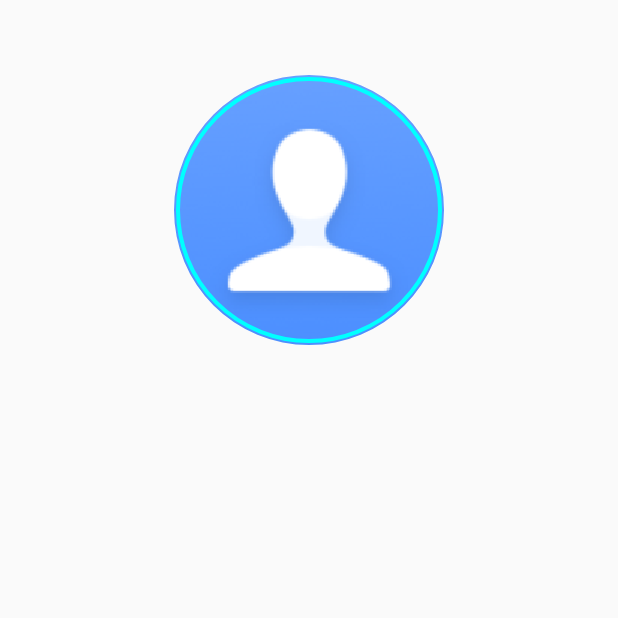
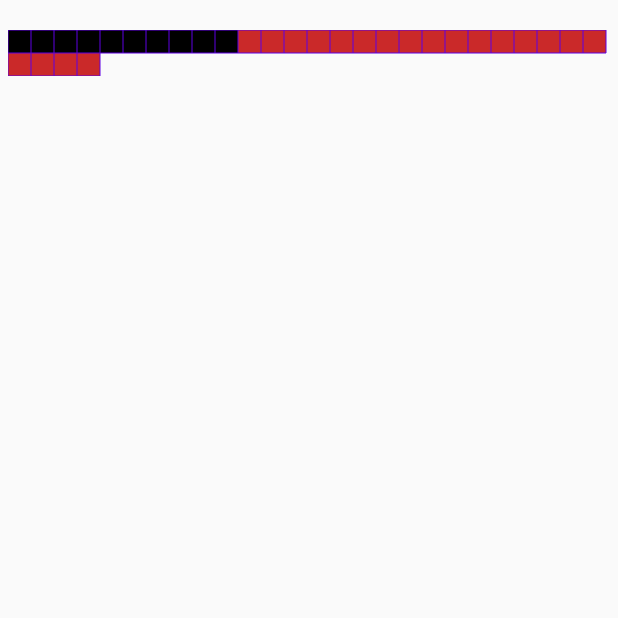
Before and after one commit to android-work/CircleView, an Android app: the screen it shows after launch (MainActivity), on a phone screen of 412 x 824 dp, the top half of it. Run offline under Robolectric (Android 15) with nearby library versions, the phone set to English and light mode, and no system bars; our stand-ins replace CircleImageView.

Commit message:
解决更改格子数无效bug

```diff
--- a/app/src/main/java/com/ancroid/work/circleview/MainActivity.java
+++ b/app/src/main/java/com/ancroid/work/circleview/MainActivity.java
@@ -2,6 +2,7 @@ package com.ancroid.work.circleview;
 
 
 import android.app.Activity;
+import android.graphics.Color;
 import android.os.Bundle;
 
 public class MainActivity extends Activity {
@@ -11,7 +12,10 @@ public class MainActivity extends Activity {
         super.onCreate(savedInstanceState);
         setContentView(R.layout.activity_main);
 
-        CircleImageView circleImageView = findViewById(R.id.circleview);
+        DrawGeZiView circleImageView = findViewById(R.id.gezi);
+        circleImageView.setGeZiBg(getResources().getColor(R.color.aaaa));
+        circleImageView.setGeZiCount(30);
+        circleImageView.setFillCount(10);
 
     }
 }
--- a/app/src/main/res/layout/activity_main.xml
+++ b/app/src/main/res/layout/activity_main.xml
@@ -7,11 +7,13 @@
     android:gravity="center_horizontal"
     tools:context=".MainActivity">
 
-    <com.ancroid.work.circleview.CircleImageView
-        android:layout_marginTop="50dp"
-        android:layout_width="180dp"
-        android:layout_height="180dp"
-        app:resBg="@drawable/ic_default"
-        android:id="@+id/circleview"/>
+    <com.ancroid.work.circleview.DrawGeZiView
+        android:layout_marginTop="20dp"
+        android:layout_marginLeft="5dp"
+        android:layout_marginRight="5dp"
+        android:layout_width="match_parent"
+        android:layout_height="wrap_content"
+        android:id="@+id/gezi"/>
+
 
 </LinearLayout>
--- a/app/src/main/res/values/colors.xml
+++ b/app/src/main/res/values/colors.xml
@@ -1,3 +1,4 @@
 <?xml version="1.0" encoding="utf-8"?>
 <resources>
+    <color name="aaaa">#CA2929</color>
 </resources>
--- a/circleview/src/main/java/com/ancroid/work/circleview/DrawGeZiView.java
+++ b/circleview/src/main/java/com/ancroid/work/circleview/DrawGeZiView.java
@@ -25,6 +25,8 @@ public class DrawGeZiView extends View {
     private Paint bgPaint;
     private int bgColor = Color.YELLOW;
     private int geZiStroke;
+    private int line;
+    private int widthCount;
 
     public DrawGeZiView(Context context) {
         this(context,null,0);
@@ -101,17 +103,21 @@ public class DrawGeZiView extends View {
 
         mWidth = getSize(widthMeasureSpec, defaultSize);
 
-        int widthCount = mWidth / geZiWidth;
+        widthCount = mWidth / geZiWidth;
 
-        Log.e("tag","widthCount:"+widthCount);
+        Log.e("tag","widthCount:"+ widthCount);
 
         //行数
-        int line = geZiCount / widthCount;
+        line = geZiCount / widthCount;
+
+        Log.e("tag","line:"+ line);
         //余格
         remaineGezi = geZiCount % widthCount;
 
+        Log.e("tag","remaineGezi:"+remaineGezi);
+
         //控件高度
-        for (int i = 0 ; i<=line+1 ; i++){
+        for (int i = 0; i<= line +1 ; i++){
             mHeight = i * geZiWidth;
         }
 
@@ -143,34 +149,46 @@ public class DrawGeZiView extends View {
 
         int nextY = 0;
         int nextX = 0;
-        int widthCount = mWidth / geZiWidth;
         int heightCount = mHeight / geZiWidth - 1;
-        remaineGezi = mWidth % geZiWidth;
-
+        Log.e("tag","heightCount:"+heightCount);
         //画背景色
-        canvas.drawRect(0,0,widthCount * geZiWidth,heightCount * geZiWidth,bgPaint);
-        if (remaineGezi !=0 ){
-            canvas.drawRect(0,heightCount * geZiWidth,remaineGezi * geZiWidth,(heightCount + 1) * geZiWidth,bgPaint);
+        if (heightCount > 0) {
+            canvas.drawRect(0, 0, widthCount * geZiWidth, heightCount * geZiWidth, bgPaint);
+            if (remaineGezi != 0) {
+                canvas.drawRect(0, heightCount * geZiWidth, remaineGezi * geZiWidth, (heightCount + 1) * geZiWidth, bgPaint);
+            }
+        }else{
+            canvas.drawRect(0, 0, remaineGezi * geZiWidth,  geZiWidth, bgPaint);
         }
 
         //计算完整的行数
         int fillLine = fillCount / widthCount;
+        Log.e("tag","fillLine:"+fillLine);
         //不足完整一行的格子数
         int cs = fillCount % widthCount;
-        //画填充背景
-        canvas.drawRect(0,0,widthCount * geZiWidth,fillLine * geZiWidth,fillPaint);
-        if (cs!=0){
-            canvas.drawRect(0,fillLine * geZiWidth,(cs) * geZiWidth,
-                    (fillLine+1) * geZiWidth,fillPaint);
+        Log.e("tag","cs:"+cs);
+        if (fillLine > 0) {
+            //画填充背景
+            canvas.drawRect(0, 0, widthCount * geZiWidth, fillLine * geZiWidth, fillPaint);
+            if (cs != 0) {
+                canvas.drawRect(0, fillLine * geZiWidth, (cs) * geZiWidth,
+                        (fillLine + 1) * geZiWidth, fillPaint);
+            }
+        }else{
+            canvas.drawRect(0, 0, cs * geZiWidth, geZiWidth, fillPaint);
         }
 
         //行
         for (int i = 0 ; i<=heightCount + 1; i++){
-            if (i==heightCount + 1){
-                canvas.drawLine(0,nextY, remaineGezi * geZiWidth,nextY,paint);
-                break;
+            if (heightCount == 0) {
+                canvas.drawLine(0, nextY, remaineGezi * geZiWidth, nextY, paint);
+            }else {
+                if (i == heightCount + 1) {
+                    canvas.drawLine(0, nextY, remaineGezi * geZiWidth, nextY, paint);
+                    break;
+                }
+                canvas.drawLine(0, nextY, widthCount * geZiWidth, nextY, paint);
             }
-            canvas.drawLine(0,nextY,widthCount * geZiWidth,nextY,paint);
             nextY += geZiWidth;
         }
 
```
